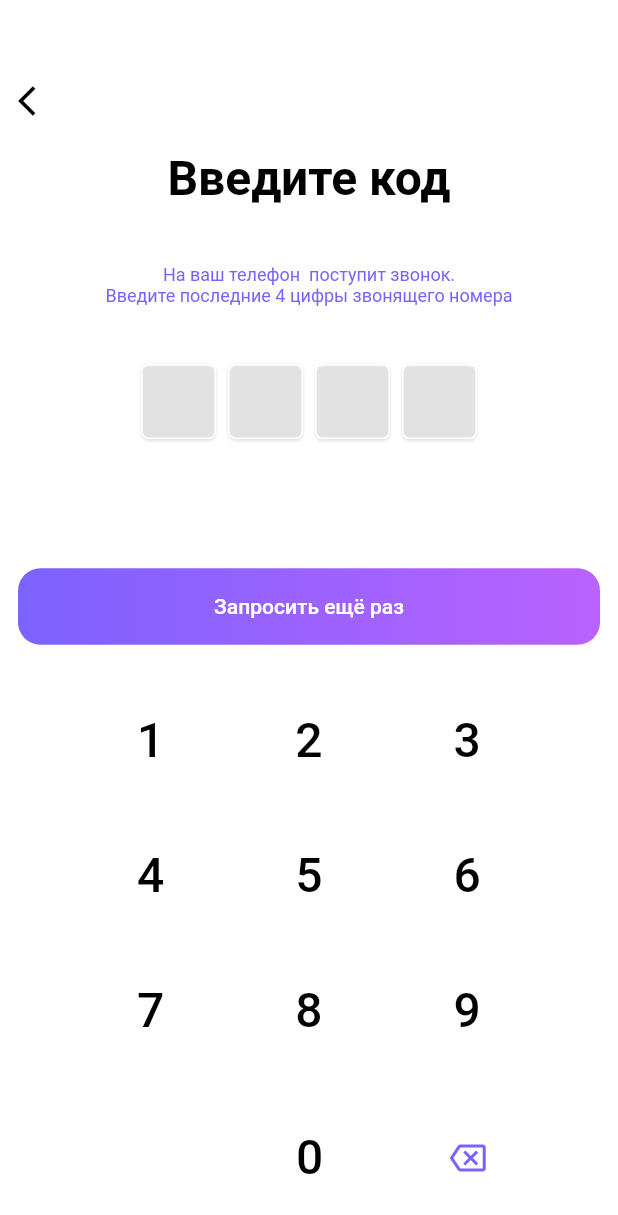
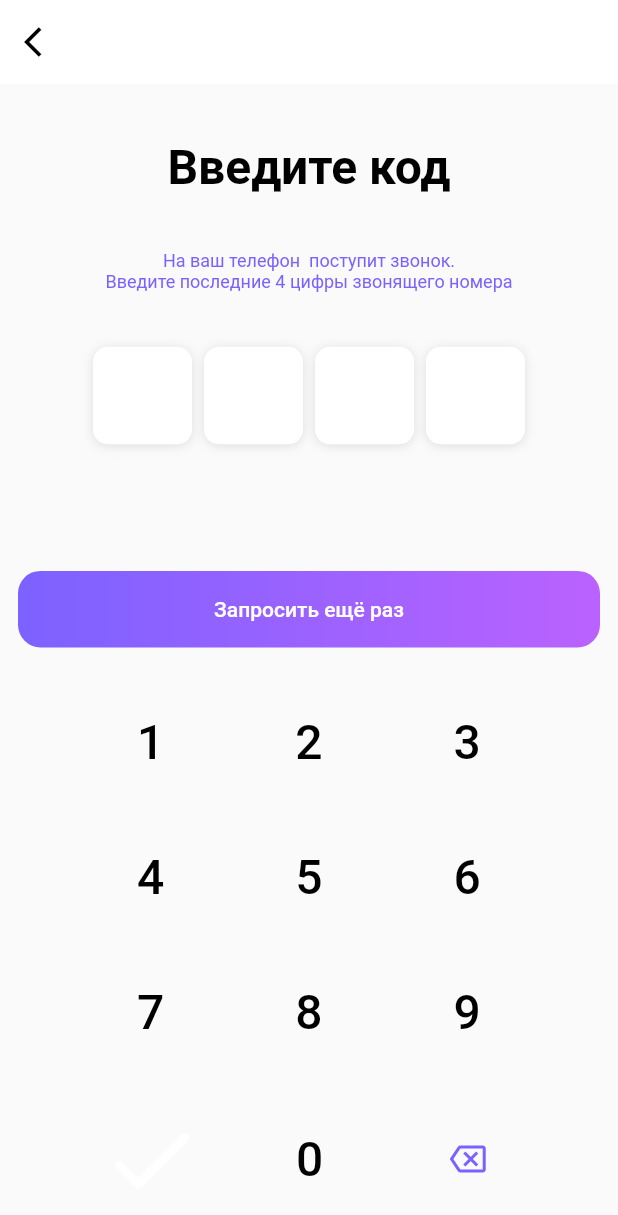
Before and after one commit to akbarjohnie/phone_auth_ui, a Flutter app: the ConfirmationScreen screen opened directly with empty values, on a phone screen of 412 x 824 dp. Shown: the top 1215 px of the screen. Run offline on Flutter 3.47's test engine with Material 2 defaults, Android fonts, the phone set to English and light mode, and no system bars; drawn by our look-alikes of pinput.

Commit message:
kak nado

```diff
--- /dev/null
+++ b/lib/constants/color_constants.dart
@@ -0,0 +1,11 @@
+import 'package:flutter/material.dart';
+
+// Цвет кнопки "Запросить ещё раз"
+const gradientColor = LinearGradient(
+  begin: Alignment.centerLeft,
+  end: Alignment.centerRight,
+  colors: [Color.fromRGBO(124, 98, 255, 1), Color.fromRGBO(186, 98, 255, 1)],
+);
+
+// Цвет текста с указаниями, последних цифр и кнопки "стереть"
+const taskColor = Color.fromRGBO(123, 97, 255, 1);
--- a/lib/screens/confirmation_screen.dart
+++ b/lib/screens/confirmation_screen.dart
@@ -1,5 +1,6 @@
 import 'package:flutter/material.dart';
 import 'package:pinput/pinput.dart';
+import 'package:simple_mobile_auth/constants/color_constants.dart';
 import 'package:simple_mobile_auth/widgets/keyboard_number.dart';
 
 class ConfirmationScreen extends StatefulWidget {
@@ -22,40 +23,25 @@ class _ConfirmationScreenState extends State<ConfirmationScreen> {
   @override
   Widget build(BuildContext context) {
     return Scaffold(
-      backgroundColor: Colors.white,
-      // appBar: AppBar(
-      //   elevation: 0,
-      //   backgroundColor: Colors.white,
-      //   leading:
-      //   IconButton(
-      //     icon: const Icon(
-      //       Icons.arrow_back_ios,
-      //       color: Color.fromARGB(255, 0, 0, 0),
-      //     ),
-      //     onPressed: () {
-      //       Navigator.pop(context);
-      //     },
-      //   ),
-      // ),
+      appBar: AppBar(
+        backgroundColor: Colors.white,
+        elevation: 0,
+        automaticallyImplyLeading: false,
+        leading: IconButton(
+          icon: const Icon(
+            Icons.arrow_back_ios,
+            color: Color.fromARGB(255, 0, 0, 0),
+          ),
+          onPressed: () {
+            Navigator.pop(context);
+          },
+        ),
+      ),
       body: Column(
         mainAxisAlignment: MainAxisAlignment.spaceEvenly,
         children: [
           const SizedBox(
-            height: 25,
-          ),
-          Row(
-            mainAxisAlignment: MainAxisAlignment.start,
-            children: [
-              IconButton(
-                icon: const Icon(
-                  Icons.arrow_back_ios,
-                  color: Color.fromARGB(255, 0, 0, 0),
-                ),
-                onPressed: () {
-                  Navigator.pop(context);
-                },
-              ),
-            ],
+            height: 20,
           ),
           const Text(
             'Введите код',
@@ -74,12 +60,7 @@ class _ConfirmationScreenState extends State<ConfirmationScreen> {
             textAlign: TextAlign.center,
             style: const TextStyle(
               fontSize: 12,
-              color: Color.fromRGBO(
-                123,
-                97,
-                255,
-                1,
-              ),
+              color: taskColor,
             ),
           ),
           const SizedBox(
@@ -93,24 +74,25 @@ class _ConfirmationScreenState extends State<ConfirmationScreen> {
               enabled: false,
               controller: _textController,
               defaultPinTheme: PinTheme(
-                width: 50,
-                height: 50,
+                width: 66,
+                height: 65,
                 decoration: BoxDecoration(
+                  color: Colors.white,
                   boxShadow: [
                     BoxShadow(
                       offset: const Offset(0, 1),
-                      blurRadius: 1,
+                      blurRadius: 5,
                       color: Colors.grey.withOpacity(0.3),
                     ),
                   ],
                   border: Border.all(
                     color: const Color.fromARGB(255, 255, 255, 255),
                   ),
-                  borderRadius: BorderRadius.circular(5),
+                  borderRadius: BorderRadius.circular(10),
                 ),
                 textStyle: const TextStyle(
                   fontSize: 32,
-                  color: Color.fromRGBO(123, 97, 255, 1),
+                  color: taskColor,
                 ),
               ),
             ),
@@ -126,52 +108,14 @@ class _ConfirmationScreenState extends State<ConfirmationScreen> {
               right: 12,
             ),
             child: SizedBox(
-              // decoration: const BoxDecoration(
-              //   gradient: LinearGradient(
-              //     begin: Alignment.centerLeft,
-              //     end: Alignment.centerRight,
-              //     colors: [
-              //       Color(0x007C62FF),
-              //       Color(0x00BA62FF),
-              //     ],
-              //   ),
-              // ),
               width: double.infinity,
               height: 51,
               child: Ink(
                 decoration: BoxDecoration(
                   borderRadius: BorderRadius.circular(15),
-                  gradient: const LinearGradient(
-                    begin: Alignment.centerLeft,
-                    end: Alignment.centerRight,
-                    colors: [
-                      Color.fromRGBO(124, 98, 255, 1),
-                      Color.fromRGBO(186, 98, 255, 1)
-                      // Color.fromRGBO(124, 98, 255, 0),
-                      // Color.fromRGBO(186, 98, 255, 0),
-                    ],
-                    // stops: [
-                    //   0.1,
-                    //   0.4,
-                    //   0.6,
-                    //   0.9,
-                    // ],
-                  ),
+                  gradient: gradientColor,
                 ),
-                // child:
-                // Container(
-                //   constraints: const BoxConstraints(
-                //     minWidth: 88.0,
-                //     minHeight: 36.0,
-                //   ), // min sizes for Material buttons
-                //   alignment: Alignment.center,
                 child: MaterialButton(
-                  // style: ElevatedButton.styleFrom(
-                  //   // backgroundColor: Color,
-                  //   shape: RoundedRectangleBorder(
-                  //     borderRadius: BorderRadius.circular(15),
-                  //   ),
-                  // ),
                   onPressed: () {},
                   child: const Text(
                     'Запросить ещё раз',
@@ -179,9 +123,7 @@ class _ConfirmationScreenState extends State<ConfirmationScreen> {
                     style: TextStyle(
                       color: Colors.white,
                     ),
-                    // ),
                   ),
-                  // const Text("Запросить ещё раз"),
                 ),
               ),
             ),
--- a/lib/screens/home_page_screen.dart
+++ b/lib/screens/home_page_screen.dart
@@ -8,7 +8,7 @@ class HomePageScreen extends StatelessWidget {
   @override
   Widget build(BuildContext context) {
     SystemChrome.setSystemUIOverlayStyle(
-      SystemUiOverlayStyle(
+      const SystemUiOverlayStyle(
         statusBarColor: Colors.transparent,
       ),
     );
@@ -18,22 +18,15 @@ class HomePageScreen extends StatelessWidget {
         centerTitle: true,
       ),
       body: Center(
-        child:
-            //     Container(
-            //   height: 44.0,
-            //   decoration: BoxDecoration(
-            //       gradient: LinearGradient(colors: [Colors.pink, Colors.green])),
-            //   child: ElevatedButton(
-            //     onPressed: () {},
-            //     style: ElevatedButton.styleFrom(
-            //         primary: Colors.transparent, shadowColor: Colors.transparent),
-            //     child: Text('Elevated Button'),
-            //   ),
-            // ),
-            Container(
+        child: Container(
           decoration: BoxDecoration(
-            gradient: LinearGradient(
-              colors: [Colors.pink, Colors.green],
+            borderRadius: BorderRadius.circular(15),
+            gradient: const LinearGradient(
+              colors: [
+                Colors.blue,
+                Colors.purple,
+                Colors.red,
+              ],
             ),
           ),
           child: MaterialButton(
@@ -51,7 +44,6 @@ class HomePageScreen extends StatelessWidget {
                 Radius.circular(12),
               ),
             ),
-            // color: Colors.blue,
             child: const Text(
               'With phone number',
               style: TextStyle(color: Colors.white, fontSize: 18),
--- a/lib/widgets/keyboard_number.dart
+++ b/lib/widgets/keyboard_number.dart
@@ -1,4 +1,5 @@
 import 'package:flutter/material.dart';
+import 'package:simple_mobile_auth/constants/color_constants.dart';
 
 class NumPad extends StatelessWidget {
   final double buttonSize;
@@ -106,18 +107,12 @@ class NumPad extends StatelessWidget {
               // в современных приложениях это выполняется автоматически)
               IconButton(
                 onPressed: null,
-                // () => onSubmit(),
                 icon: const Icon(
                   Icons.done_rounded,
                   color: Color.fromARGB(255, 255, 255, 255),
                 ),
-
                 iconSize: buttonSize,
               ),
-              // SizedBox(
-              //   height: 80,
-              //   width: 80,
-              // ),
               NumberButton(
                 number: 0,
                 size: buttonSize,
@@ -131,9 +126,9 @@ class NumPad extends StatelessWidget {
                 height: 85,
                 child: IconButton(
                   onPressed: () => delete(),
-                  icon: Icon(
+                  icon: const Icon(
                     Icons.backspace_outlined,
-                    color: Color.fromRGBO(123, 97, 255, 1),
+                    color: taskColor,
                   ),
                   // iconSize: buttonSize,
                 ),
```
Also changed, not shown: 1 other file.
